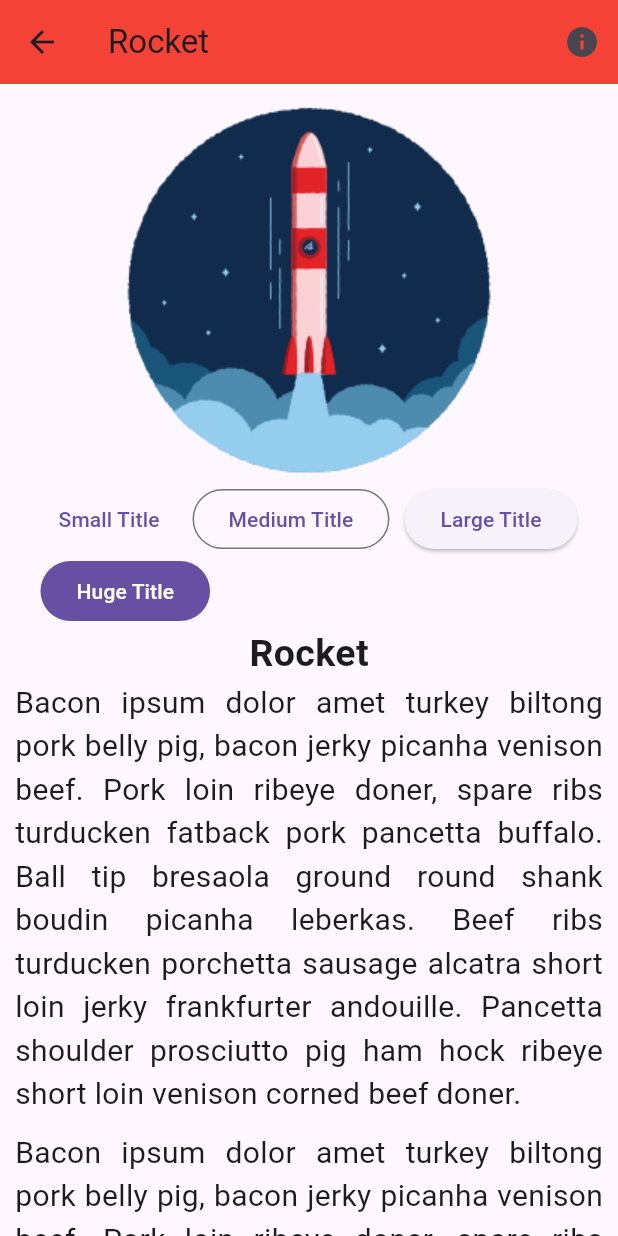
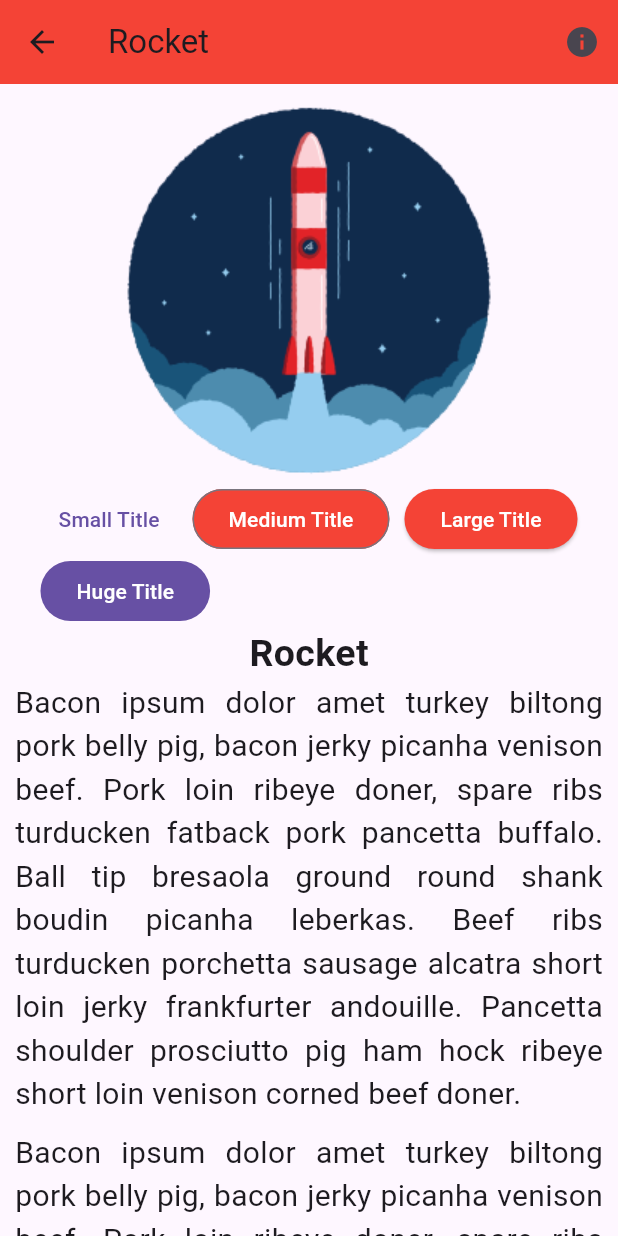
Before and after one commit to 00ZRHun/Flutter_Crash_Course, a Flutter app: the screen it shows after launch, after a tap on "Rocket", on a phone screen of 412 x 824 dp. Run offline on Flutter 3.47's test engine with Material 2 defaults, Android fonts, the phone set to English and light mode, and no system bars.

Commit message:
add backgroundColor & foregroundColor to btns

```diff
--- a/lib/pages/description_page.dart
+++ b/lib/pages/description_page.dart
@@ -62,6 +62,9 @@ class _DescriptionPageState extends State<DescriptionPage> {
                         fontSizeCustom = 35;
                       });
                     },
+                    style: OutlinedButton.styleFrom(
+                        backgroundColor: Colors.red,
+                        foregroundColor: Colors.white),
                     child: const Text("Medium Title"),
                   ),
                   ElevatedButton(
@@ -70,6 +73,9 @@ class _DescriptionPageState extends State<DescriptionPage> {
                         fontSizeCustom = 50;
                       });
                     },
+                    style: ElevatedButton.styleFrom(
+                        backgroundColor: Colors.red,
+                        foregroundColor: Colors.white),
                     child: const Text("Large Title"),
                   ),
                   FilledButton(
```
